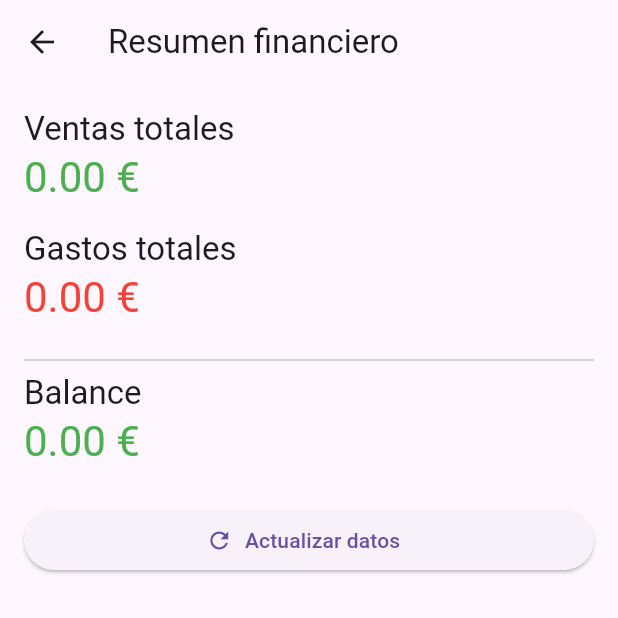
After one commit to jesusdcintas/marketmove_app, a Flutter app: the ResumenPage screen opened by its route, after a tap on "Actualizar datos", on a phone screen of 412 x 824 dp, the top half of it. The commit adds this screen. Run offline on Flutter 3.47's test engine with Material 3 defaults, Android fonts, the phone set to English and light mode, and no system bars; our stand-ins replace flutter_dotenv, supabase_flutter; accounts and stored records are empty.

Commit message:
feat: add ResumenPage with balance calculation

```diff
--- a/lib/main.dart
+++ b/lib/main.dart
@@ -6,6 +6,7 @@ import 'src/features/auth/presentation/home_page.dart';
 import 'src/features/auth/presentation/login_page.dart';
 import 'src/features/gastos/presentation/gastos_page.dart';
 import 'src/features/productos/presentation/productos_page.dart';
+import 'src/features/resumen/presentation/resumen_page.dart';
 import 'src/features/ventas/presentation/ventas_page.dart';
 
 Future<void> main() async {
@@ -45,6 +46,7 @@ class MarketMoveApp extends StatelessWidget {
         '/productos': (_) => const ProductosPage(),
         '/ventas': (_) => const VentasPage(),
         '/gastos': (_) => const GastosPage(),
+        '/resumen': (_) => const ResumenPage(),
       },
     );
   }
--- /dev/null
+++ b/lib/src/features/resumen/presentation/resumen_page.dart
@@ -0,0 +1,75 @@
+import 'package:flutter/material.dart';
+import '../../../shared/services/gastos_service.dart';
+import '../../../shared/services/ventas_service.dart';
+
+class ResumenPage extends StatefulWidget {
+  const ResumenPage({super.key});
+
+  @override
+  State<ResumenPage> createState() => _ResumenPageState();
+}
+
+class _ResumenPageState extends State<ResumenPage> {
+  final _ventasService = VentasService();
+  final _gastosService = GastosService();
+  bool _isLoading = true;
+  double _totalVentas = 0;
+  double _totalGastos = 0;
+
+  @override
+  void initState() {
+    super.initState();
+    _loadResumen();
+  }
+
+  Future<void> _loadResumen() async {
+    setState(() => _isLoading = true);
+    try {
+      final ventas = await _ventasService.getAll();
+      final gastos = await _gastosService.getAll();
+      _totalVentas = ventas.fold(0, (sum, item) => sum + item.total);
+      _totalGastos = gastos.fold(0, (sum, item) => sum + item.monto);
+    } catch (error) {
+      ScaffoldMessenger.of(context).showSnackBar(
+        SnackBar(content: Text('Error cargando resumen: $error')),
+      );
+    } finally {
+      setState(() => _isLoading = false);
+    }
+  }
+
+  double get _balance => _totalVentas - _totalGastos;
+
+  @override
+  Widget build(BuildContext context) {
+    final theme = Theme.of(context);
+    return Scaffold(
+      appBar: AppBar(title: const Text('Resumen financiero')),
+      body: Padding(
+        padding: const EdgeInsets.all(16),
+        child: _isLoading
+            ? const Center(child: CircularProgressIndicator())
+            : Column(
+                crossAxisAlignment: CrossAxisAlignment.stretch,
+                children: [
+                  Text('Ventas totales', style: theme.textTheme.titleLarge),
+                  Text('${_totalVentas.toStringAsFixed(2)} €', style: theme.textTheme.headlineMedium?.copyWith(color: Colors.green)),
+                  const SizedBox(height: 16),
+                  Text('Gastos totales', style: theme.textTheme.titleLarge),
+                  Text('${_totalGastos.toStringAsFixed(2)} €', style: theme.textTheme.headlineMedium?.copyWith(color: Colors.red)),
+                  const SizedBox(height: 16),
+                  const Divider(),
+                  Text('Balance', style: theme.textTheme.titleLarge),
+                  Text('${_balance.toStringAsFixed(2)} €', style: theme.textTheme.headlineMedium?.copyWith(color: _balance >= 0 ? Colors.green : Colors.red)),
+                  const SizedBox(height: 24),
+                  ElevatedButton.icon(
+                    onPressed: _loadResumen,
+                    icon: const Icon(Icons.refresh),
+                    label: const Text('Actualizar datos'),
+                  ),
+                ],
+              ),
+      ),
+    );
+  }
+}
```
